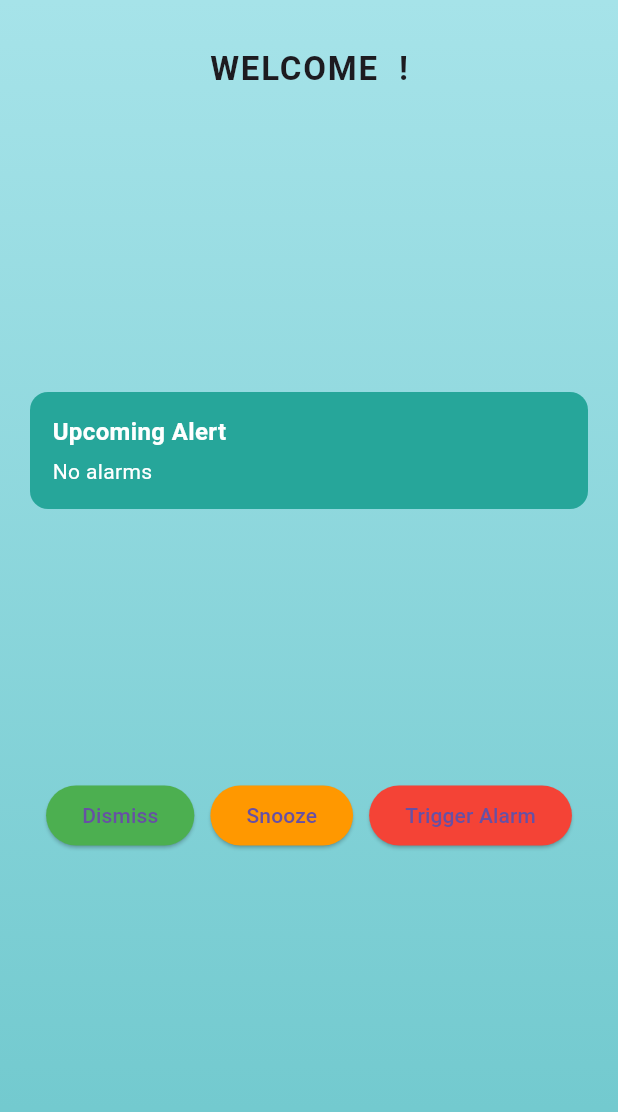
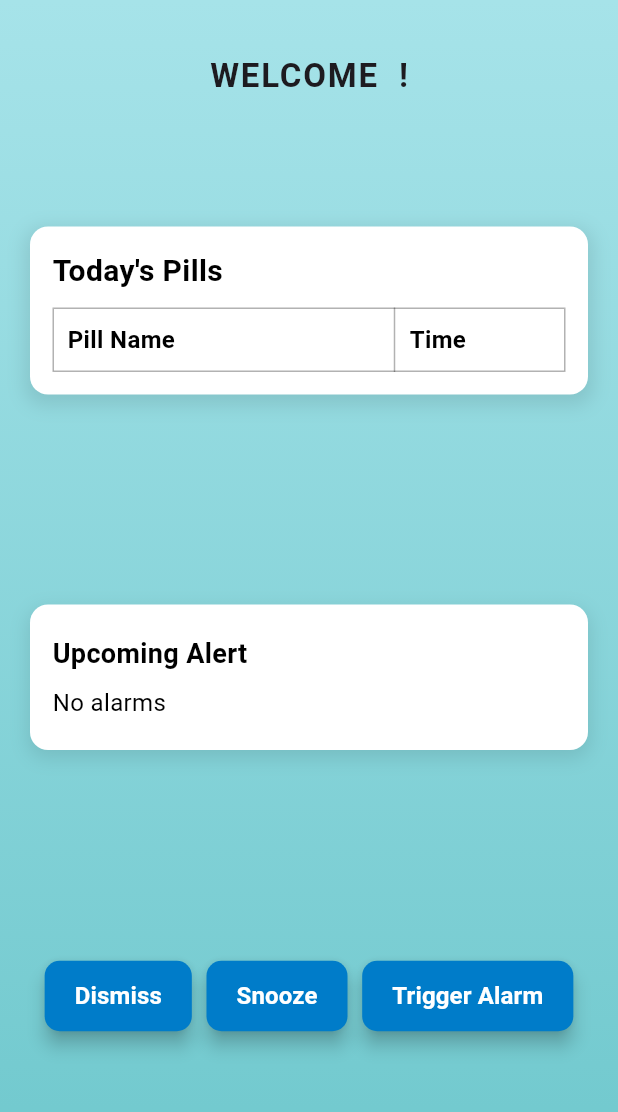
Before and after one commit to SohamGurav10/EYIC-2024-25, a Flutter app: the HomeScreen screen opened by its route, on a phone screen of 412 x 824 dp, the part 84-1196 px from its top. Run offline on Flutter 3.47's test engine with Material 3 defaults, Android fonts, the light colour scheme and no system bars; our stand-ins replace cloud_firestore, firebase_auth, firebase_core, firebase_messaging, flutter_local_notifications, google_sign_in and 1 more; accounts and stored records are empty.

Commit message:
added and updated files and fixed bugs

```diff
--- a/lib/pages/home_page.dart
+++ b/lib/pages/home_page.dart
@@ -4,6 +4,7 @@ import 'package:firebase_auth/firebase_auth.dart';
 import 'package:flutter_local_notifications/flutter_local_notifications.dart';
 import 'profile_sidebar.dart';
 import 'alarm_screen.dart';
+import 'package:intl/intl.dart';
 
 final FlutterLocalNotificationsPlugin flutterLocalNotificationsPlugin =
     FlutterLocalNotificationsPlugin();
@@ -16,8 +17,9 @@ class HomeScreen extends StatefulWidget {
 }
 
 class _HomeScreenState extends State<HomeScreen> {
-  String fullName = "User"; // Default name
+  String fullName = "User";
   List<Map<String, dynamic>> pillSchedules = [];
+  List<Map<String, dynamic>> todaysPills = [];
   String alarmStatus = "No alarms";
 
   @override
@@ -31,7 +33,10 @@ class _HomeScreenState extends State<HomeScreen> {
     try {
       User? user = FirebaseAuth.instance.currentUser;
       if (user != null) {
-        var userDoc = await FirebaseFirestore.instance.collection('users').doc(user.uid).get();
+        var userDoc = await FirebaseFirestore.instance
+            .collection('users')
+            .doc(user.uid)
+            .get();
         if (userDoc.exists) {
           setState(() {
             fullName = "${userDoc['first_name']} ${userDoc['last_name']}";
@@ -55,11 +60,20 @@ class _HomeScreenState extends State<HomeScreen> {
 
         setState(() {
           pillSchedules = schedules.docs.map((doc) => doc.data()).toList();
+          filterTodaysPills();
         });
       }
     } catch (e) {
       print("Error fetching pill schedules: $e");
     }
+  }
+
+  void filterTodaysPills() {
+    String today = DateFormat('yyyy-MM-dd').format(DateTime.now());
+    setState(() {
+      todaysPills =
+          pillSchedules.where((pill) => pill['date'] == today).toList();
+    });
   }
 
   void _triggerAlarm() {
@@ -134,7 +148,7 @@ class _HomeScreenState extends State<HomeScreen> {
           child: Column(
             crossAxisAlignment: CrossAxisAlignment.center,
             children: [
-              const SizedBox(height: 10),
+              const SizedBox(height: 15),
               Text(
                 "WELCOME $fullName!",
                 style: const TextStyle(
@@ -143,7 +157,7 @@ class _HomeScreenState extends State<HomeScreen> {
                   letterSpacing: 1.2,
                 ),
               ),
-              const SizedBox(height: 20),
+              const SizedBox(height: 25),
               Expanded(child: _buildMainContent()),
             ],
           ),
@@ -156,7 +170,10 @@ class _HomeScreenState extends State<HomeScreen> {
     return Column(
       mainAxisAlignment: MainAxisAlignment.spaceEvenly,
       children: [
+        _buildPillScheduleTable(),
+        const SizedBox(height: 20),
         _buildInfoBox("Upcoming Alert", alarmStatus),
+        const SizedBox(height: 20),
         _buildAlarmControls(),
       ],
     );
@@ -165,10 +182,18 @@ class _HomeScreenState extends State<HomeScreen> {
   Widget _buildInfoBox(String title, String content) {
     return Container(
       width: double.infinity,
-      padding: const EdgeInsets.all(15),
+      padding: const EdgeInsets.symmetric(vertical: 20, horizontal: 15),
       decoration: BoxDecoration(
-        color: Colors.teal.shade400,
+        color: const Color.fromARGB(255, 255, 255, 255),
         borderRadius: BorderRadius.circular(12),
+        boxShadow: [
+          BoxShadow(
+            color: Colors.black.withOpacity(0.1),
+            spreadRadius: 1,
+            blurRadius: 10,
+            offset: const Offset(0, 4),
+          ),
+        ],
       ),
       child: Column(
         crossAxisAlignment: CrossAxisAlignment.start,
@@ -176,18 +201,97 @@ class _HomeScreenState extends State<HomeScreen> {
           Text(
             title,
             style: const TextStyle(
-              fontSize: 16,
+              fontSize: 18,
               fontWeight: FontWeight.bold,
-              color: Colors.white,
+              color: Colors.black,
             ),
           ),
-          const SizedBox(height: 5),
+          const SizedBox(height: 8),
           Text(
             content,
             style: const TextStyle(
-              fontSize: 14,
-              color: Colors.white,
+              fontSize: 16,
+              color: Colors.black,
             ),
+          ),
+        ],
+      ),
+    );
+  }
+
+  Widget _buildPillScheduleTable() {
+    return Container(
+      width: double.infinity,
+      padding: const EdgeInsets.all(15),
+      decoration: BoxDecoration(
+        color: const Color.fromARGB(255, 255, 255, 255),
+        borderRadius: BorderRadius.circular(12),
+        boxShadow: [
+          BoxShadow(
+            color: Colors.black.withOpacity(0.1),
+            spreadRadius: 3,
+            blurRadius: 10,
+            offset: const Offset(0, 4),
+          ),
+        ],
+      ),
+      child: Column(
+        crossAxisAlignment: CrossAxisAlignment.start,
+        children: [
+          const Text("Today's Pills",
+              style: TextStyle(
+                  fontSize: 20,
+                  fontWeight: FontWeight.bold,
+                  color: Colors.black)),
+          const SizedBox(height: 10),
+          Table(
+            border: TableBorder.all(color: Colors.black.withOpacity(0.3)),
+            columnWidths: const {
+              0: FlexColumnWidth(2),
+              1: FlexColumnWidth(1),
+            },
+            children: [
+              const TableRow(
+                children: [
+                  Padding(
+                    padding: EdgeInsets.all(10.0),
+                    child: Text("Pill Name",
+                        style: TextStyle(
+                            fontSize: 16,
+                            fontWeight: FontWeight.bold,
+                            color: Colors.black)),
+                  ),
+                  Padding(
+                    padding: EdgeInsets.all(10.0),
+                    child: Text("Time",
+                        style: TextStyle(
+                            fontSize: 16,
+                            fontWeight: FontWeight.bold,
+                            color: Colors.black)),
+                  ),
+                ],
+              ),
+              ...pillSchedules.map((pill) => TableRow(
+                    children: [
+                      Padding(
+                        padding: const EdgeInsets.all(10.0),
+                        child: Text(
+                          pill['name'] ?? "N/A",
+                          style: const TextStyle(
+                              color: Colors.black, fontSize: 16),
+                        ),
+                      ),
+                      Padding(
+                        padding: const EdgeInsets.all(10.0),
+                        child: Text(
+                          pill['time'] ?? "N/A",
+                          style: const TextStyle(
+                              color: Colors.black, fontSize: 16),
+                        ),
+                      ),
+                    ],
+                  )),
+            ],
           ),
         ],
       ),
@@ -200,18 +304,48 @@ class _HomeScreenState extends State<HomeScreen> {
       children: [
         ElevatedButton(
           onPressed: _dismissAlarm,
-          style: ElevatedButton.styleFrom(backgroundColor: Colors.green),
-          child: const Text("Dismiss"),
+          style: ElevatedButton.styleFrom(
+            backgroundColor: const Color.fromARGB(255, 0, 124, 201),
+            foregroundColor: Colors.white,
+            padding: const EdgeInsets.symmetric(horizontal: 20, vertical: 12),
+            shape:
+                RoundedRectangleBorder(borderRadius: BorderRadius.circular(10)),
+            elevation: 5,
+          ),
+          child: const Text(
+            "Dismiss",
+            style: TextStyle(fontSize: 16, fontWeight: FontWeight.bold),
+          ),
         ),
         ElevatedButton(
           onPressed: _snoozeAlarm,
-          style: ElevatedButton.styleFrom(backgroundColor: Colors.orange),
-          child: const Text("Snooze"),
+          style: ElevatedButton.styleFrom(
+            backgroundColor: const Color.fromARGB(255, 0, 124, 201),
+            foregroundColor: Colors.white,
+            padding: const EdgeInsets.symmetric(horizontal: 20, vertical: 12),
+            shape:
+                RoundedRectangleBorder(borderRadius: BorderRadius.circular(10)),
+            elevation: 5,
+          ),
+          child: const Text(
+            "Snooze",
+            style: TextStyle(fontSize: 16, fontWeight: FontWeight.bold),
+          ),
         ),
         ElevatedButton(
           onPressed: _triggerAlarm,
-          style: ElevatedButton.styleFrom(backgroundColor: Colors.red),
-          child: const Text("Trigger Alarm"),
+          style: ElevatedButton.styleFrom(
+            backgroundColor: const Color.fromARGB(255, 0, 124, 201),
+            foregroundColor: Colors.white,
+            padding: const EdgeInsets.symmetric(horizontal: 20, vertical: 12),
+            shape:
+                RoundedRectangleBorder(borderRadius: BorderRadius.circular(10)),
+            elevation: 5,
+          ),
+          child: const Text(
+            "Trigger Alarm",
+            style: TextStyle(fontSize: 16, fontWeight: FontWeight.bold),
+          ),
         ),
       ],
     );
```
